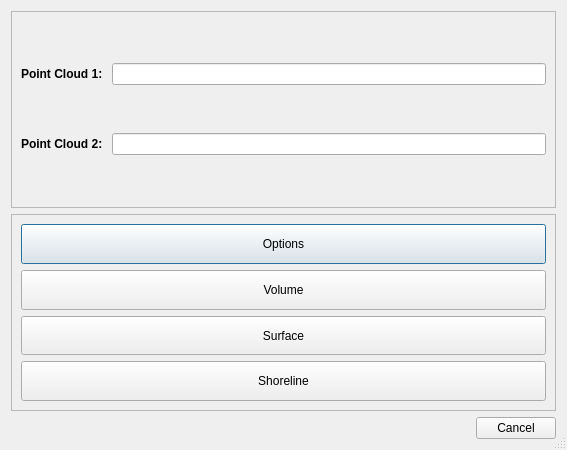
This is plugins/qCMAT/ui/dlg.ui in SuzanaLucia/qCMAT as Qt 5 draws it before an edit. The edited form follows.
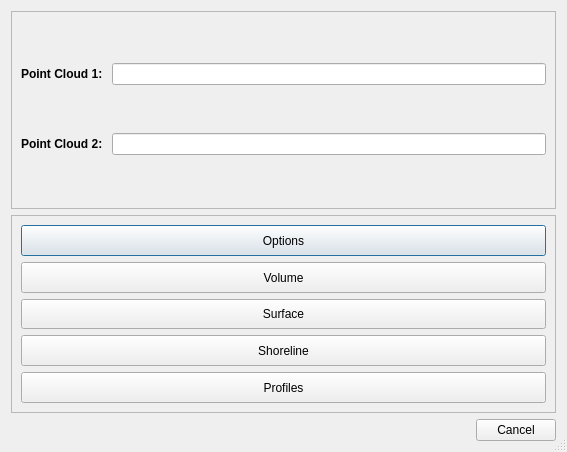
This is the edited form.

Patch:
```diff
--- a/plugins/qCMAT/ui/dlg.ui
+++ b/plugins/qCMAT/ui/dlg.ui
@@ -7,7 +7,7 @@
     <x>0</x>
     <y>0</y>
     <width>567</width>
-    <height>450</height>
+    <height>452</height>
    </rect>
   </property>
   <property name="windowTitle">
@@ -173,6 +173,22 @@
         </property>
        </widget>
       </item>
+      <item>
+       <widget class="QPushButton" name="extractProfilePushButton">
+        <property name="sizePolicy">
+         <sizepolicy hsizetype="Minimum" vsizetype="Minimum">
+          <horstretch>0</horstretch>
+          <verstretch>0</verstretch>
+         </sizepolicy>
+        </property>
+        <property name="toolTip">
+         <string>Calculate beach volume</string>
+        </property>
+        <property name="text">
+         <string>Profiles</string>
+        </property>
+       </widget>
+      </item>
      </layout>
     </widget>
    </item>
```
Left out of the diff: 18 changed lines with no effect on the pictures.
